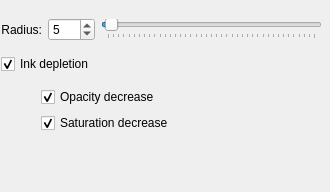
Before: the Qt Designer form krita/plugins/paintops/chalk/wdgchalkoptions.ui in KDE/krita, drawn with Qt 5.
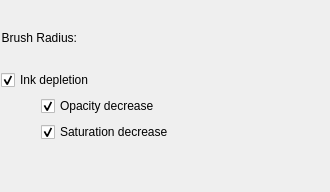
After: the same form once the commit is applied. Custom widgets are drawn as their Qt base class.

Commit message: updated chalk and deform slider widgets

```diff
--- a/krita/plugins/paintops/chalk/wdgchalkoptions.ui
+++ b/krita/plugins/paintops/chalk/wdgchalkoptions.ui
@@ -36,8 +36,14 @@
      <layout class="QHBoxLayout" name="horizontalLayout">
       <item>
        <widget class="QLabel" name="radiusLabel">
+        <property name="sizePolicy">
+         <sizepolicy hsizetype="Fixed" vsizetype="Preferred">
+          <horstretch>0</horstretch>
+          <verstretch>0</verstretch>
+         </sizepolicy>
+        </property>
         <property name="text">
-         <string>Radius:</string>
+         <string>Brush Radius:</string>
         </property>
         <property name="alignment">
          <set>Qt::AlignRight|Qt::AlignTrailing|Qt::AlignVCenter</set>
@@ -45,30 +51,7 @@
        </widget>
       </item>
       <item>
-       <widget class="QSpinBox" name="radiusSpinBox">
-        <property name="maximum">
-         <number>400</number>
-        </property>
-        <property name="value">
-         <number>5</number>
-        </property>
-       </widget>
-      </item>
-      <item>
-       <widget class="QSlider" name="horizontalSlider">
-        <property name="maximum">
-         <number>400</number>
-        </property>
-        <property name="value">
-         <number>5</number>
-        </property>
-        <property name="orientation">
-         <enum>Qt::Horizontal</enum>
-        </property>
-        <property name="tickPosition">
-         <enum>QSlider::TicksBelow</enum>
-        </property>
-       </widget>
+       <widget class="KisSliderSpinBox" name="radiusSpinBox" native="true"/>
       </item>
      </layout>
     </item>
@@ -141,6 +124,13 @@
    </layout>
   </widget>
  </widget>
+ <customwidgets>
+  <customwidget>
+   <class>KisSliderSpinBox</class>
+   <extends>QWidget</extends>
+   <header>kis_slider_spin_box.h</header>
+  </customwidget>
+ </customwidgets>
  <resources/>
  <connections>
   <connection>
```
Left out of the diff: 32 changed lines with no effect on the pictures. The commit also changes 3 other files.
